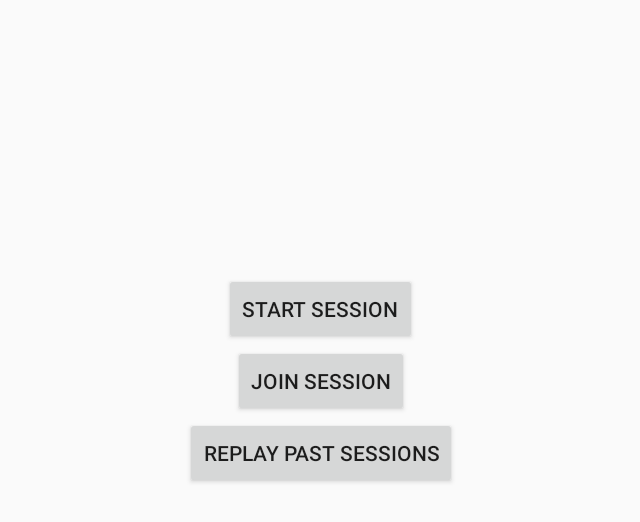
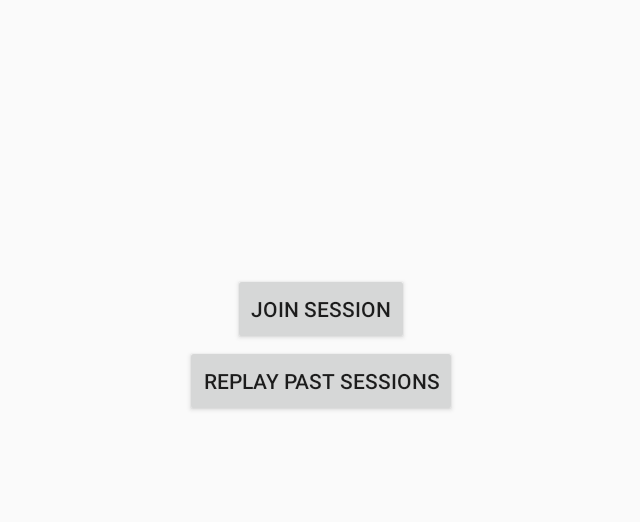
Before and after one commit to rscsam/LetsJam, an Android app: the screen it shows after launch (StartActivity), on a phone screen of 824 x 412 dp (held sideways). Shown: the top 522 px of the screen, without its empty margins (297-937 px from the left). Run offline under Robolectric (Android 15) with nearby library versions, the phone set to English and light mode, and no system bars.

Commit message:
Initial commit

```diff
--- a/app/src/main/AndroidManifest.xml
+++ b/app/src/main/AndroidManifest.xml
@@ -42,7 +42,9 @@
             android:name=".EndJam"
             android:configChanges="keyboardHidden|orientation|screenSize"
             android:screenOrientation="landscape" />
-        <activity android:name=".SelectionsActivity"></activity>
+        <activity android:name=".SelectionsActivity"
+            android:configChanges="keyboardHidden|orientation|screenSize"
+            android:screenOrientation="landscape" />
     </application>
 
 </manifest>
--- a/app/src/main/java/com/hack/rss/letsjam/EndJam.java
+++ b/app/src/main/java/com/hack/rss/letsjam/EndJam.java
@@ -12,17 +12,12 @@ import java.io.DataOutputStream;
 import java.io.FileOutputStream;
 import java.util.ArrayList;
 
-import static android.R.attr.name;
-
 public class EndJam extends AppCompatActivity {
     @Override
     protected void onCreate(Bundle savedInstanceState) {
         super.onCreate(savedInstanceState);
         setContentView(R.layout.activity_end_jam);
-
-
     }
-
 
     public void saveJam(View v) {
         final EditText fileNameET = (EditText) findViewById(R.id.file_name_et);
--- a/app/src/main/res/layout/activity_start.xml
+++ b/app/src/main/res/layout/activity_start.xml
@@ -13,17 +13,7 @@
     <Button
         android:layout_width="wrap_content"
         android:layout_height="wrap_content"
-        android:layout_centerHorizontal="true"
-        android:layout_centerVertical="true"
-        android:text="@string/start_session_button"
-        android:onClick="startHostBluetoothActivity"
-        android:id="@+id/bttn_start_session"/>
-
-    <Button
-        android:layout_width="wrap_content"
-        android:layout_height="wrap_content"
-        android:layout_centerHorizontal="true"
-        android:layout_below="@id/bttn_start_session"
+        android:layout_centerInParent="true"
         android:text="@string/join_session_button"
         android:onClick="startJoinBluetoothActivity"
         android:id="@+id/bttn_join_session"/>
@@ -32,6 +22,6 @@
         android:layout_width="wrap_content"
         android:layout_height="wrap_content"
         android:layout_centerHorizontal="true"
-        android:text="Replay Past Sessions"
+        android:text="@string/replay_past_sessions"
         android:layout_below="@id/bttn_join_session"/>
 </RelativeLayout>
--- a/app/src/main/res/values/strings.xml
+++ b/app/src/main/res/values/strings.xml
@@ -48,4 +48,7 @@
     <string name="bass_guitar">Bass Guitar</string>
     <string name="save_button">Save</string>
     <string name="return_home_button">Return Home</string>
+    <string name="default_edit_text_value">MyJam</string>
+    <string name="thank_you_message">Thanks for jammin!</string>
+    <string name="replay_past_sessions">Replay Past Sessions</string>
 </resources>
```
Also changed, not shown: app/src/main/java/com/hack/rss/letsjam/JamActivity.java (+10 -2 lines), app/src/main/res/layout/activity_end_jam.xml (+7 -1 lines).
